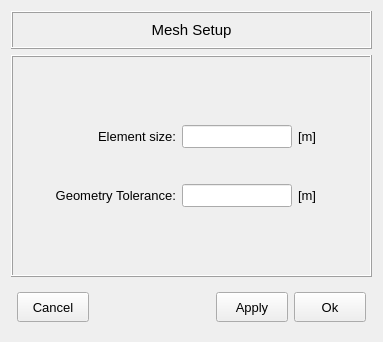
open-pulse/OpenPulse, file pulse/interface/data/ui_files/model/setup/mesh/mesher_setup_input.ui: the form before one commit.
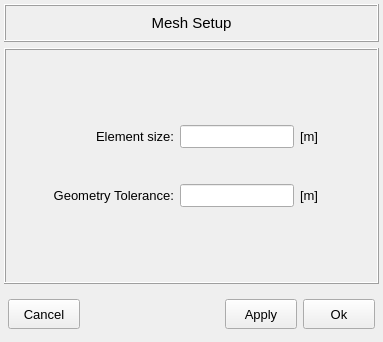
The form after the commit.

Commit message: Minor adjustment in the MesherSetupInput class

```diff
--- a/pulse/interface/data/ui_files/model/setup/mesh/mesher_setup_input.ui
+++ b/pulse/interface/data/ui_files/model/setup/mesh/mesher_setup_input.ui
@@ -14,6 +14,18 @@
    <string>Dialog</string>
   </property>
   <layout class="QGridLayout" name="gridLayout">
+   <property name="leftMargin">
+    <number>4</number>
+   </property>
+   <property name="topMargin">
+    <number>4</number>
+   </property>
+   <property name="rightMargin">
+    <number>4</number>
+   </property>
+   <property name="bottomMargin">
+    <number>4</number>
+   </property>
    <item row="2" column="1">
     <widget class="QFrame" name="frame">
      <property name="frameShape">
@@ -298,16 +310,16 @@
      </property>
      <layout class="QGridLayout" name="gridLayout_12">
       <property name="leftMargin">
-       <number>6</number>
+       <number>4</number>
       </property>
       <property name="topMargin">
-       <number>0</number>
+       <number>4</number>
       </property>
       <property name="rightMargin">
-       <number>6</number>
+       <number>4</number>
       </property>
       <property name="bottomMargin">
-       <number>0</number>
+       <number>4</number>
       </property>
       <property name="verticalSpacing">
        <number>0</number>
```
The commit also changes 2 other files.
